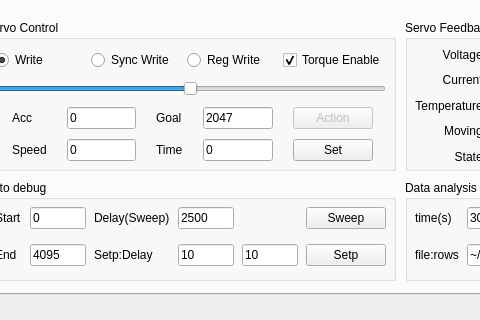
Qt form mainwindow.ui (dgmz/feetech-servo-tool) before a commit; both pictures show x 197 to 677 and y 386 to 706 of the 917 by 706 pixel window.
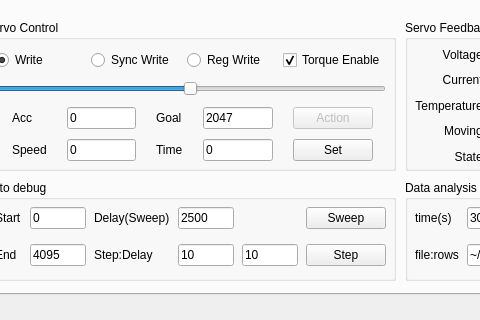
The same form after that commit. Custom widgets are drawn as their Qt base class.

Commit message: Fix Setp > Step.

```diff
--- a/mainwindow.ui
+++ b/mainwindow.ui
@@ -462,7 +462,7 @@
         <item row="1" column="2">
          <widget class="QLabel" name="label_17">
           <property name="text">
-           <string>Setp:Delay</string>
+           <string>Step:Delay</string>
           </property>
          </widget>
         </item>
@@ -489,7 +489,7 @@
            </sizepolicy>
           </property>
           <property name="text">
-           <string>Setp</string>
+           <string>Step</string>
           </property>
          </widget>
         </item>
```
Left out of the diff: 6 changed lines with no effect on the pictures. The commit also changes 2 other files.
